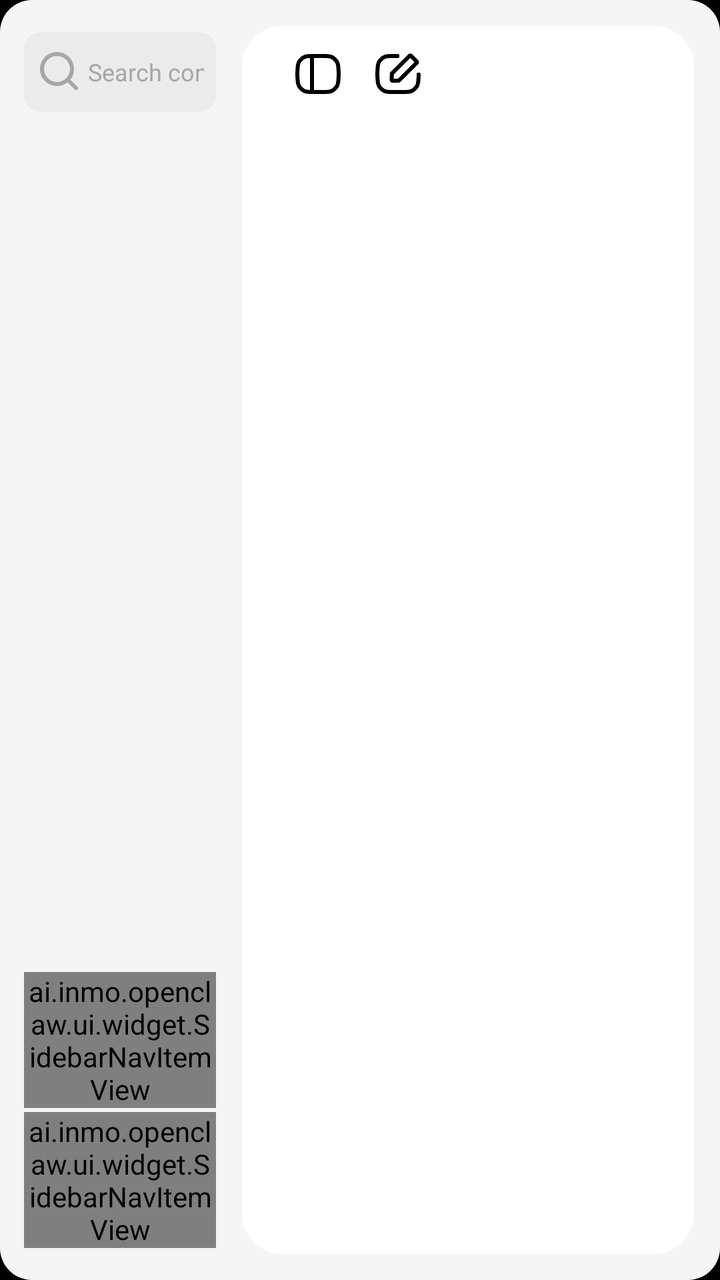
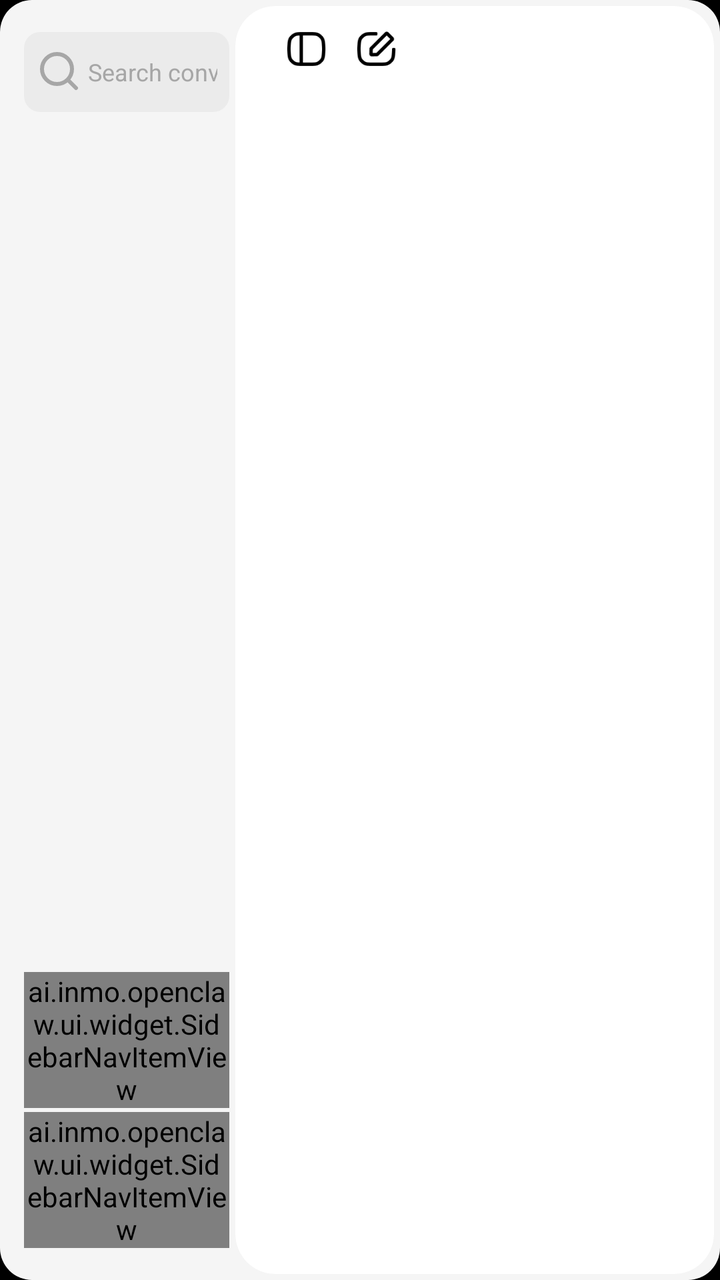

Before-and-after screenshots of an Android layout around one commit, followed by the original layout XML and the change that was made.
<!-- AndroidManifest.xml: application theme Theme.INMOClaw -->
<!-- res/layout/activity_shell.xml -->
<?xml version="1.0" encoding="utf-8"?>
<LinearLayout xmlns:android="http://schemas.android.com/apk/res/android"
    xmlns:app="http://schemas.android.com/apk/res-auto"
    android:id="@+id/shellRoot"
    android:layout_width="match_parent"
    android:layout_height="match_parent"
    android:background="@drawable/bg_shell_external"
    android:orientation="horizontal">

    <LinearLayout
        android:id="@+id/sidebarContainer"
        android:layout_width="0dp"
        android:layout_height="match_parent"
        android:layout_weight="1.2"
        android:orientation="vertical"
        android:paddingStart="12dp"
        android:paddingTop="16dp"
        android:paddingBottom="16dp">

        <TextView
            android:id="@+id/sidebarSearchInput"
            android:layout_width="match_parent"
            android:layout_height="40dp"
            android:background="@drawable/bg_shell_search_field"
            android:clickable="true"
            android:drawableStart="@drawable/ic_shell_search"
            android:drawablePadding="2dp"
            android:focusable="false"
            android:focusableInTouchMode="false"
            android:fontFamily="sans-serif"
            android:gravity="center_vertical"
            android:hint="@string/shell_search_hint"
            android:importantForAutofill="no"
            android:inputType="text"
            android:maxLines="1"
            android:paddingStart="6dp"
            android:paddingEnd="6dp"
            android:textColor="@color/text_primary"
            android:textColorHint="@color/sidebar_muted"
            android:textSize="12sp" />

        <TextView
            android:id="@+id/newChatButton"
            android:layout_width="match_parent"
            android:layout_height="wrap_content"
            android:visibility="gone"
            android:layout_marginTop="12dp"
            android:background="@drawable/bg_shell_new_chat"
            android:clickable="true"
            android:focusable="true"
            android:fontFamily="sans-serif-medium"
            android:gravity="center"
            android:minHeight="56dp"
            android:paddingStart="18dp"
            android:paddingTop="16dp"
            android:paddingEnd="18dp"
            android:paddingBottom="16dp"
            android:text="@string/chat_new"
            android:textColor="@color/text_primary"
            android:textSize="16sp" />

        <TextView
            android:layout_width="wrap_content"
            android:layout_height="wrap_content"
            android:layout_marginTop="20dp"
            android:visibility="gone"
            android:fontFamily="sans-serif-medium"
            android:text="@string/chat_sessions"
            android:textColor="@color/sidebar_muted"
            android:textSize="12sp"
            android:textStyle="bold" />

        <FrameLayout
            android:layout_width="match_parent"
            android:layout_height="0dp"
            android:layout_marginTop="12dp"
            android:layout_weight="1">

            <androidx.recyclerview.widget.RecyclerView
                android:id="@+id/sidebarSessionsRecycler"
                android:layout_width="match_parent"
                android:layout_height="match_parent"
                android:clipToPadding="false"
                android:paddingBottom="16dp" />

            <LinearLayout
                android:id="@+id/sidebarEmptyView"
                android:layout_width="match_parent"
                android:layout_height="match_parent"
                android:gravity="center"
                android:orientation="vertical"
                android:paddingStart="24dp"
                android:paddingEnd="24dp"
                android:visibility="gone">

                <ImageView
                    android:layout_width="140dp"
                    android:layout_height="140dp"
                    android:contentDescription="@null"
                    android:src="@drawable/ic_shell_empty_history" />

                <TextView
                    android:layout_width="wrap_content"
                    android:layout_height="wrap_content"
                    android:layout_marginTop="8dp"
                    android:fontFamily="sans-serif"
                    android:gravity="center"
                    android:text="@string/shell_session_empty"
                    android:textColor="@color/sidebar_muted"
                    android:textSize="18sp" />
            </LinearLayout>
        </FrameLayout>

        <LinearLayout
            android:layout_width="match_parent"
            android:layout_height="wrap_content"
            android:gravity="bottom"
            android:orientation="vertical">

            <ai.inmo.openclaw.ui.widget.SidebarNavItemView
                android:id="@+id/navIdeas"
                android:layout_width="match_parent"
                android:layout_height="wrap_content"
                app:navIcon="@drawable/ic_shell_ideas"
                app:navIconTint="@color/black"
                app:navText="@string/ideas_title" />









            <ai.inmo.openclaw.ui.widget.SidebarNavItemView
                android:id="@+id/navSetting"
                android:layout_width="match_parent"
                android:layout_height="wrap_content"
                android:layout_marginTop="2dp"
                app:navIcon="@drawable/ic_shell_setting"
                app:navIconTint="@color/black"
                app:navText="@string/settings_title" />
        </LinearLayout>
    </LinearLayout>


    <FrameLayout
        android:layout_width="0dp"
        android:layout_height="match_parent"
        android:layout_weight="2.5"
        android:layout_margin="13dp">

        <LinearLayout
            android:clipToOutline="true"
            android:layout_width="match_parent"
            android:layout_height="match_parent"
            android:background="@drawable/bg_chat_screen_surface"
            android:orientation="vertical">

            <LinearLayout
                android:id="@+id/chatHeader"
                android:layout_width="match_parent"
                android:layout_height="wrap_content"
                android:layout_marginHorizontal="18dp"
                android:layout_marginVertical="4dp"
                android:gravity="center_vertical"
                android:orientation="horizontal">

                <ImageButton
                    android:id="@+id/sidebarButton"
                    android:layout_width="40dp"
                    android:layout_height="40dp"
                    android:padding="4dp"
                    android:background="@drawable/bg_chat_icon_button"
                    android:contentDescription="@string/shell_open_sidebar"
                    android:scaleType="fitXY"
                    android:src="@drawable/ic_chat_sidebar"
                    app:tint="@color/black" />

                <ImageButton
                    android:id="@+id/newConversationButton"
                    android:layout_width="40dp"
                    android:layout_height="40dp"
                    android:padding="4dp"
                    android:background="@drawable/bg_chat_icon_button"
                    android:contentDescription="@string/chat_new"
                    android:scaleType="fitXY"
                    android:src="@drawable/ic_chat_new_conversation"
                    app:tint="@color/black" />

                <Space
                    android:layout_width="0dp"
                    android:layout_height="1dp"
                    android:layout_weight="1" />

                <LinearLayout
                    android:id="@+id/usageChip"
                    android:layout_width="wrap_content"
                    android:layout_height="40dp"
                    android:gravity="center_vertical"
                    android:orientation="horizontal"
                    android:paddingStart="12dp"
                    android:paddingEnd="14dp"
                    android:visibility="gone">

                    <ImageView
                        android:layout_width="24dp"
                        android:layout_height="24dp"
                        android:contentDescription="@null"
                        android:src="@drawable/ic_chat_data"
                        app:tint="@color/gray" />

                    <TextView
                        android:id="@+id/usageText"
                        android:layout_width="wrap_content"
                        android:layout_height="wrap_content"
                        android:layout_marginStart="8dp"
                        android:text="@string/chat_usage_hint"
                        android:textColor="@color/text_secondary"
                        android:textSize="13sp" />
                </LinearLayout>
            </LinearLayout>

            <androidx.fragment.app.FragmentContainerView
                android:id="@+id/shellFragmentContainer"
                android:layout_width="match_parent"
                android:layout_height="0dp"
                android:layout_weight="1" />









        </LinearLayout>

        <LinearLayout
            android:id="@+id/shellTopNotice"
            android:layout_width="wrap_content"
            android:layout_height="wrap_content"
            android:layout_gravity="top|center_horizontal"
            android:layout_marginTop="20dp"
            android:background="@drawable/bg_shell_top_notice"
            android:elevation="18dp"
            android:gravity="center"
            android:orientation="horizontal"
            android:paddingStart="20dp"
            android:paddingTop="10dp"
            android:paddingEnd="20dp"
            android:paddingBottom="10dp"
            android:visibility="gone">

            <ImageView
                android:layout_width="20dp"
                android:layout_height="20dp"
                android:contentDescription="@null"
                android:src="@drawable/ic_shell_notice_warning" />

            <TextView
                android:layout_width="wrap_content"
                android:layout_height="wrap_content"
                android:layout_marginStart="12dp"
                android:fontFamily="sans-serif"
                android:gravity="center"
                android:includeFontPadding="false"
                android:maxLines="1"
                android:text="@string/shell_top_notice_no_network"
                android:textColor="@color/black"
                android:textSize="16sp" />
        </LinearLayout>
    </FrameLayout>
</LinearLayout>
<!-- resources referenced by this layout -->
<resources>
  <color name="black">#FF000000</color>
  <color name="gray">#8C8C8C</color>
  <color name="sidebar_muted">#A6A6A6</color>
  <color name="text_primary">#111827</color>
  <color name="text_secondary">#6B7280</color>
  <!-- drawable bg_chat_icon_button (drawable) -->
  <?xml version="1.0" encoding="utf-8"?>
  <selector xmlns:android="http://schemas.android.com/apk/res/android">
      <item android:state_pressed="true">
          <shape>
              <solid android:color="@color/sidebar_selected" />
              <corners android:radius="16dp" />
          </shape>
      </item>
      <item>
          <shape>
              <solid android:color="@android:color/transparent" />
              <corners android:radius="16dp" />
          </shape>
      </item>
  </selector>
  <!-- drawable bg_chat_screen_surface (drawable) -->
  <?xml version="1.0" encoding="utf-8"?>
  <shape xmlns:android="http://schemas.android.com/apk/res/android">
      <solid android:color="@color/surface_card" />
      <corners android:radius="20dp" />
  </shape>
  <!-- drawable bg_shell_external (drawable) -->
  <?xml version="1.0" encoding="utf-8"?>
  <shape xmlns:android="http://schemas.android.com/apk/res/android"
      android:shape="rectangle">
      <corners android:radius="16dp" />
      <solid android:color="@color/surface_primary" />
  
  </shape>
  <!-- drawable bg_shell_search_field (drawable) -->
  <?xml version="1.0" encoding="utf-8"?>
  <shape xmlns:android="http://schemas.android.com/apk/res/android">
      <solid android:color="@color/sidebar_chip" />
      <corners android:radius="8dp" />
  </shape>
  <!-- drawable bg_shell_top_notice (drawable) -->
  <?xml version="1.0" encoding="utf-8"?>
  <shape xmlns:android="http://schemas.android.com/apk/res/android"
      android:shape="rectangle">
      <solid android:color="@color/white" />
      <corners android:radius="16dp" />
      <stroke
          android:width="1dp"
          android:color="#29000000" />
  </shape>
  <string name="chat_new">New Chat</string>
  <string name="chat_sessions">Conversations</string>
  <string name="chat_usage_hint">Used %1$s, %2$s%% remaining</string>
  <string name="ideas_title">Ideas</string>
  <string name="settings_title">Settings</string>
  <string name="shell_open_sidebar">Open sidebar</string>
  <string name="shell_search_hint">Search conversations</string>
  <string name="shell_session_empty">No history dialogues available</string>
  <string name="shell_top_notice_no_network">无网络，请检查连接</string>
  <style name="Theme.INMOClaw" parent="Base.Theme.INMOClaw" />
  <color name="sidebar_selected">#04000000</color>
  <color name="surface_card">#FFFFFFFF</color>
  <color name="surface_primary">#F5F5F5</color>
  <color name="sidebar_pressed">#16000000</color>
  <color name="sidebar_chip">#0A000000</color>
  <color name="stroke_soft">#D6DCE7</color>
  <color name="white">#FFFFFFFF</color>
  <style name="Base.Theme.INMOClaw" parent="Theme.Material3.DayNight.NoActionBar">
          
          <item name="android:defaultFocusHighlightEnabled" tools:targetApi="o">false</item>
          <item name="android:statusBarColor">@android:color/transparent</item>
          <item name="android:windowLightStatusBar">true</item>
          <item name="colorPrimary">@color/brand_primary</item>
          <item name="android:colorBackground">@color/black</item>
          <item name="android:windowBackground">@color/black</item>
      </style>
  <color name="brand_primary">#3978F3</color>
  <!-- unchanged entries left out for length: 9 -->
</resources>

<!-- the commit's change to res/layout/activity_shell.xml (unified diff, before → after) -->
@@ -149,7 +149,7 @@
         android:layout_width="0dp"
         android:layout_height="match_parent"
         android:layout_weight="2.5"
-        android:layout_margin="13dp">
+        android:layout_margin="3dp">
 
         <LinearLayout
             android:clipToOutline="true"
@@ -169,8 +169,8 @@
 
                 <ImageButton
                     android:id="@+id/sidebarButton"
-                    android:layout_width="40dp"
-                    android:layout_height="40dp"
+                    android:layout_width="35dp"
+                    android:layout_height="35dp"
                     android:padding="4dp"
                     android:background="@drawable/bg_chat_icon_button"
                     android:contentDescription="@string/shell_open_sidebar"
@@ -180,8 +180,8 @@
 
                 <ImageButton
                     android:id="@+id/newConversationButton"
-                    android:layout_width="40dp"
-                    android:layout_height="40dp"
+                    android:layout_width="35dp"
+                    android:layout_height="35dp"
                     android:padding="4dp"
                     android:background="@drawable/bg_chat_icon_button"
                     android:contentDescription="@string/chat_new"
